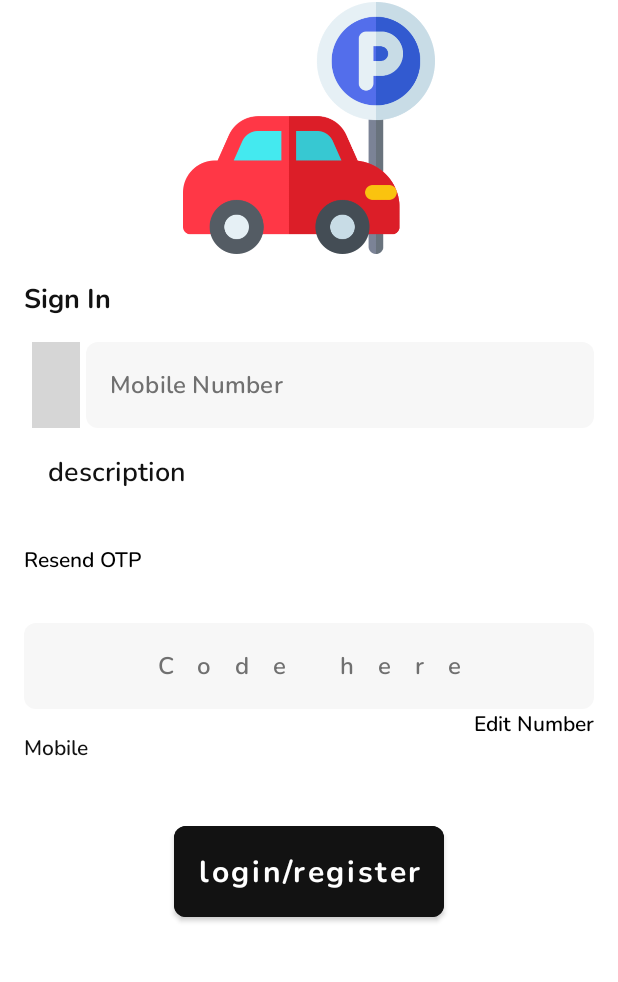
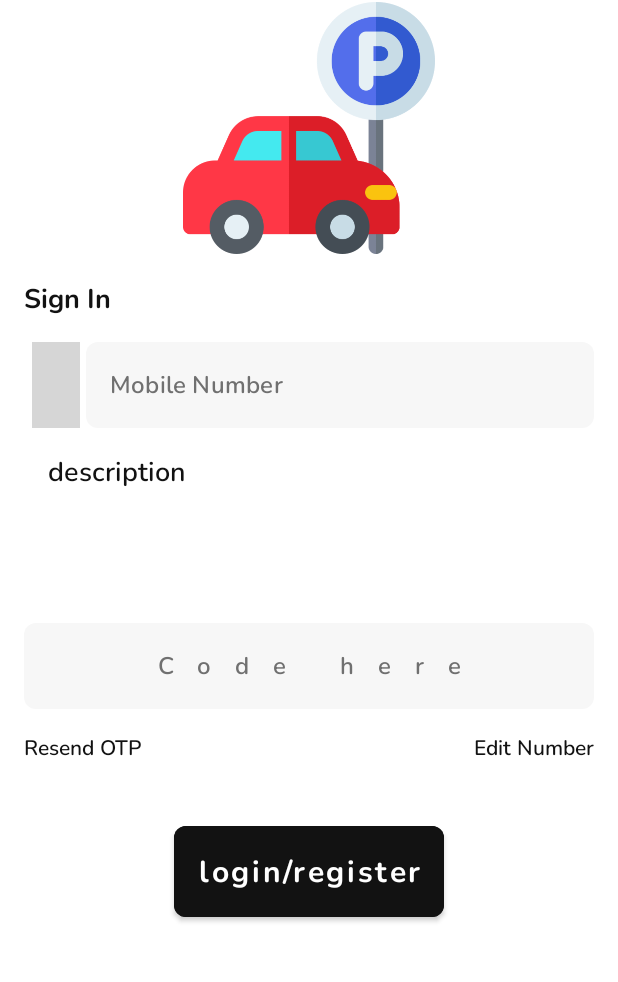
Before and after one commit to anetossoftware/parkme, an Android app: the layout activity_login.xml on its own in the app's theme, with its tools: preview values and no code run, on a phone screen of 412 x 824 dp, the part 198-1180 px from its top. Run offline under Robolectric (Android 15) with nearby library versions, the phone set to English and light mode, and no system bars; plain views replace CountryCodePicker; grey boxes are pictures that could not be loaded.

Commit message:
Login screen Design fix

```diff
--- a/app/src/main/res/layout/activity_login.xml
+++ b/app/src/main/res/layout/activity_login.xml
@@ -183,40 +183,33 @@
                 <com.google.android.material.textview.MaterialTextView
                     android:id="@+id/resend_otp"
                     style="@style/SubtitleTextView"
-                    android:layout_width="match_parent"
+                    android:layout_width="wrap_content"
                     android:layout_height="wrap_content"
                     android:paddingVertical="@dimen/spacing_normal"
-                    android:text="@string/mobile"
+                    android:text="@string/resend_otp"
                     app:layout_constraintStart_toStartOf="parent"
                     app:layout_constraintTop_toBottomOf="@id/til_otp"
-                    tools:text="Mobile" />
+                    tools:text="@string/resend_otp" />
 
-                <TextView
-                    android:layout_width="wrap_content"
-                    android:layout_height="wrap_content"
-                    android:layout_marginTop="5dp"
-                    android:text="@string/resend_otp"
-                    android:textColor="@color/black"
-                    android:textSize="14sp" />
-
-                <TextView
+                <com.google.android.material.textview.MaterialTextView
                     android:id="@+id/timer"
+                    style="@style/SubtitleTextView"
                     android:layout_width="wrap_content"
                     android:layout_height="wrap_content"
                     android:layout_marginStart="10dp"
-                    android:textSize="14sp"
                     app:layout_constraintStart_toEndOf="@id/resend_otp"
                     app:layout_constraintTop_toTopOf="@id/resend_otp" />
 
-                <TextView
+                <com.google.android.material.textview.MaterialTextView
                     android:id="@+id/edit_number"
+                    style="@style/SubtitleTextView"
                     android:layout_width="wrap_content"
                     android:layout_height="wrap_content"
+                    android:paddingVertical="@dimen/spacing_normal"
                     android:text="@string/edit_number"
-                    android:textColor="@color/black"
-                    android:textSize="14sp"
                     app:layout_constraintEnd_toEndOf="parent"
-                    app:layout_constraintTop_toTopOf="@id/resend_otp" />
+                    app:layout_constraintTop_toTopOf="@id/resend_otp"
+                    tools:text="@string/edit_number" />
 
             </androidx.constraintlayout.widget.ConstraintLayout>
 
```
